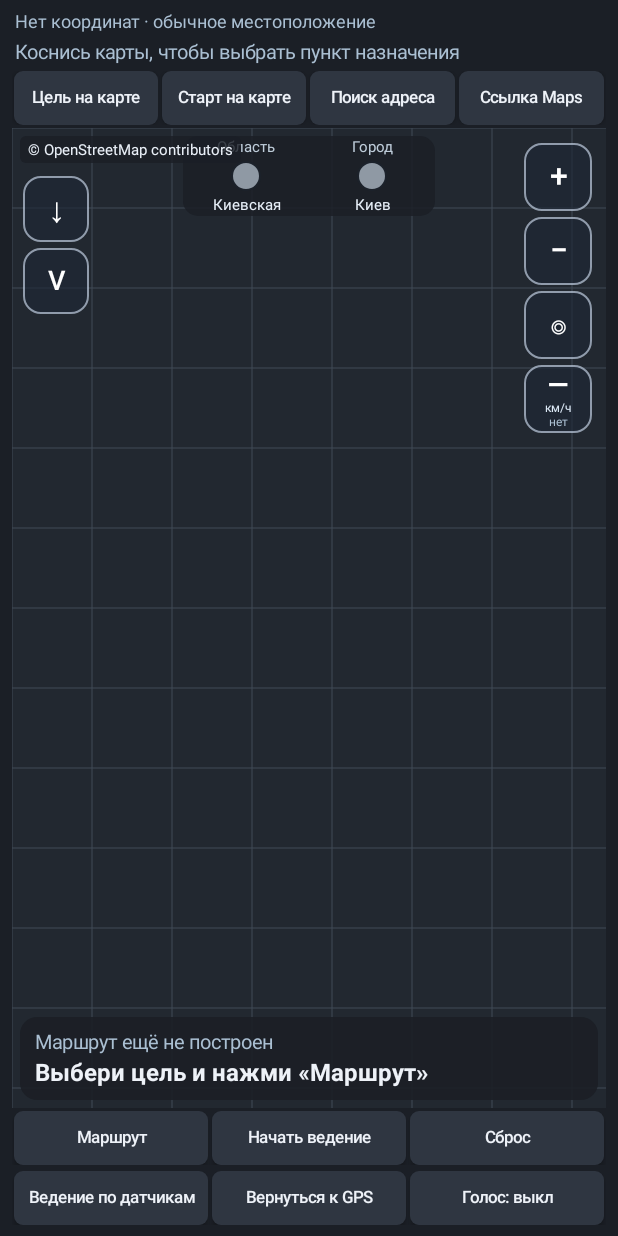
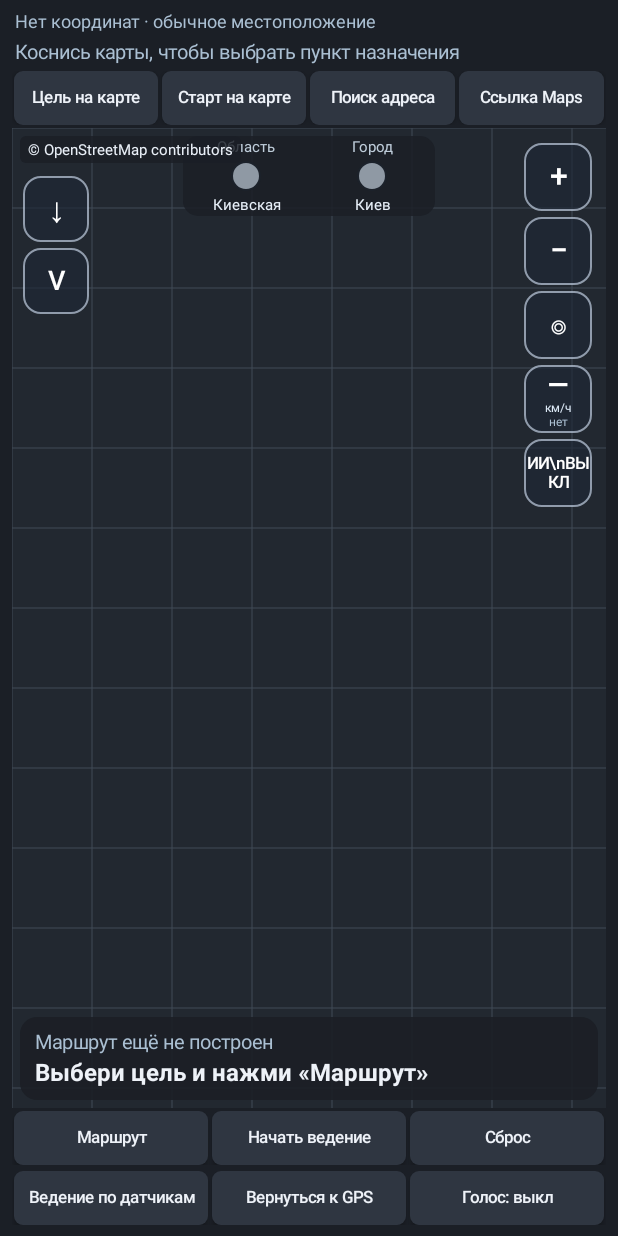
Before and after one commit to morozfiles/gps, an Android app: the NavigatorActivity screen opened directly, with no data from a screen before it, on a phone screen of 412 x 824 dp. Run offline under Robolectric (Android 15) with nearby library versions, the phone set to English and light mode, and no system bars.

Commit message:
Add on/off neural DR correction button directly beneath speedometer on main navigation map

```diff
--- a/app/src/main/java/ua/obdgps/nav/NavigatorActivity.kt
+++ b/app/src/main/java/ua/obdgps/nav/NavigatorActivity.kt
@@ -64,6 +64,7 @@ class NavigatorActivity : Activity() {
     private lateinit var alertsView:AirAlertIndicatorsView
     private lateinit var speedValue:TextView
     private lateinit var speedSource:TextView
+    private lateinit var learnedDrButton:Button
     private var selectedDestination:RoutingEngine.Point?=null
     private var manualOrigin:RoutingEngine.Point?=null
     private var plan:RoutingEngine.Route?=null
@@ -127,6 +128,18 @@ class NavigatorActivity : Activity() {
             setPadding(0,0,0,0)
             setOnClickListener{onClick()}
         }
+
+    private fun refreshLearnedDrButton(){
+        if(!::learnedDrButton.isInitialized)return
+        val enabled=State.learnedDrEnabled
+        learnedDrButton.text=if(enabled)"ИИ\\nВКЛ" else "ИИ\\nВЫКЛ"
+        learnedDrButton.contentDescription=if(enabled)
+            "Выключить нейросетевые поправки к инерциальной навигации"
+        else "Включить нейросетевые поправки к инерциальной навигации"
+        (learnedDrButton.background as? GradientDrawable)?.setColor(
+            if(enabled)Color.argb(228,23,99,128)
+            else Color.argb(164,30,39,53))
+    }
 
     private fun label(value:String,size:Float,color:Int=textColor)=TextView(this).apply {
         text=value
@@ -254,6 +267,34 @@ class NavigatorActivity : Activity() {
         speedBadge.contentDescription="Скорость навигатора неизвестна"
         zoom.addView(speedBadge,
             LinearLayout.LayoutParams(dp(45),dp(45)).apply{topMargin=dp(4)})
+        State.learnedDrEnabled=NavigatorPrefs(this).learnedDrEnabled
+        learnedDrButton=mapControl("ИИ\\nВЫКЛ"){
+            val enabled=!State.learnedDrEnabled
+            State.learnedDrEnabled=enabled
+            NavigatorPrefs(this).learnedDrEnabled=enabled
+            refreshLearnedDrButton()
+            Toast.makeText(this,
+                (if(enabled)"ИИ-поправки включены. " else "ИИ-поправки выключены. ")+
+                    State.learnedDrStatus,Toast.LENGTH_LONG).show()
+        }.apply {
+            textSize=11f
+            maxLines=2
+            setOnLongClickListener {
+                AlertDialog.Builder(this@NavigatorActivity)
+                    .setTitle("Профиль обучения GPS / инерциальной системы")
+                    .setMessage(State.learnedDrStatus+"\\n\\n"+
+                        State.learnedDrDetail+
+                        "\\n\\nОбучение идёт только в тесте двух треков. "+
+                        "GPS во время DR не используется для нейросетевых поправок.")
+                    .setPositiveButton("Закрыть",null).show()
+                true
+            }
+        }
+        zoom.addView(learnedDrButton,
+            LinearLayout.LayoutParams(dp(45),dp(45)).apply{
+                topMargin=dp(4)
+            })
+        refreshLearnedDrButton()
         mapContainer.addView(zoom,FrameLayout.LayoutParams(
             FrameLayout.LayoutParams.WRAP_CONTENT,FrameLayout.LayoutParams.WRAP_CONTENT,
             Gravity.RIGHT or Gravity.TOP).apply{setMargins(0,dp(8),dp(7),0)})
@@ -1054,6 +1095,7 @@ class NavigatorActivity : Activity() {
             val speed=speedReading?.kmh
             speedValue.text=speed?.roundToInt()?.toString()?:"—"
             speedSource.text=speedReading?.source?:"нет"
+            refreshLearnedDrButton()
             speedValue.contentDescription=if(speedReading==null)
                 "Скорость недоступна" else
                 "Скорость "+speed!!.roundToInt()+" километров в час, "+
```
